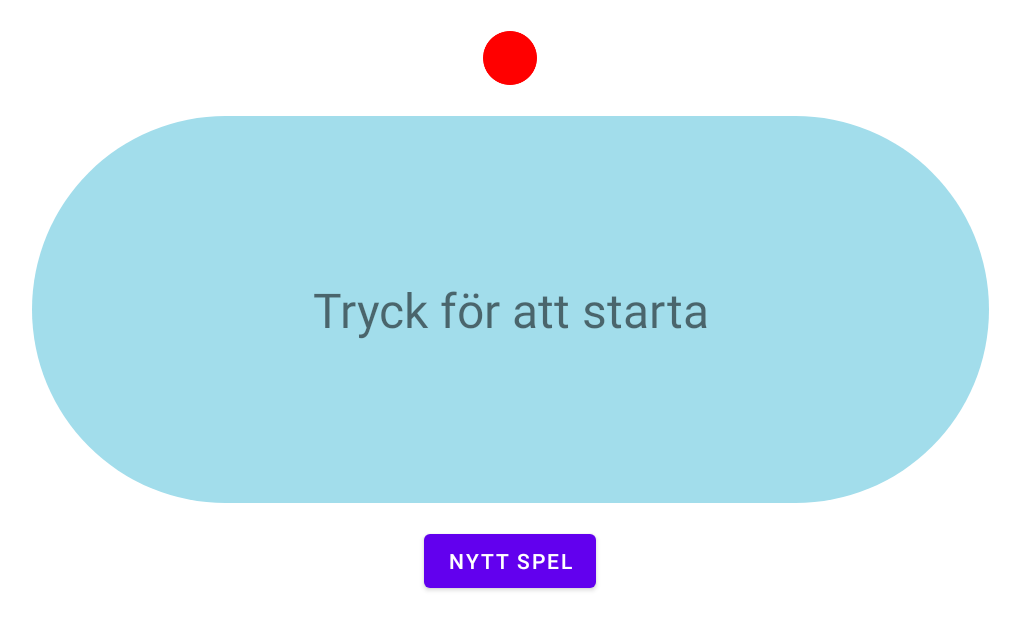
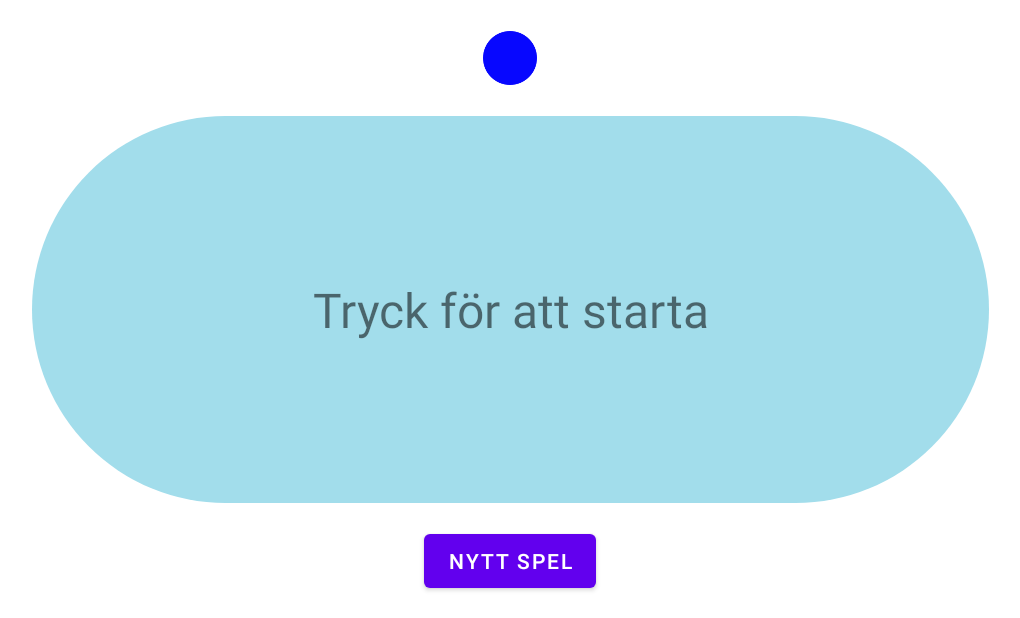
Before and after one commit to Vice2/Charades, an Android app: the GameActivity screen opened directly, with no data from a screen before it, after a tap on "NYTT SPEL", on a phone screen of 824 x 412 dp (held sideways). Shown: the whole screen, without its empty margins (108-1128 px from the left). Run offline under Robolectric (Android 15) with nearby library versions, the phone set to English and light mode, and no system bars; 1 statement that could not run was skipped.

Commit message:
Time adjustments

```diff
--- a/app/src/main/java/se/bashar/charader/GameActivity.kt
+++ b/app/src/main/java/se/bashar/charader/GameActivity.kt
@@ -1,12 +1,13 @@
 package se.bashar.charader
 
+import android.content.Intent
 import android.os.Bundle
 import android.os.CountDownTimer
-import android.os.PersistableBundle
 import android.widget.Button
 import android.widget.ImageView
 import android.widget.TextView
 import androidx.appcompat.app.AppCompatActivity
+import androidx.core.view.isInvisible
 import androidx.core.view.isVisible
 import kotlin.random.Random
 
@@ -20,24 +21,15 @@ class GameActivity : AppCompatActivity() {
 
         lateinit var wordToGuess: String
         val theword = findViewById<TextView>(R.id.thewordTextView)
-        val img = findViewById<ImageView>(R.id.redImageView)
-        var alfa = 0f
-        var dura = 1000
+        val redImg = findViewById<ImageView>(R.id.redImageView)
+        val blueImg = findViewById<ImageView>(R.id.blueImageView)
         val newGameButton = findViewById<Button>(R.id.newGameButton)
 
-        /*
-        fun imgAnime()
-        {
-            img.alpha = alfa
-            img.animate().alpha(1f).duration = dura
-        }
-        */
+        theword.text= "Tryck för att starta"
+        redImg.isVisible = false
+        blueImg.isVisible = true
 
-        theword.text= "Tryck för att starta"
 
-        newGameButton.setOnClickListener {
-
-        }
         theword.setOnClickListener {
             val randomIndex = Random.nextInt(0, WordObject.thewords.size)
             wordToGuess = WordObject.thewords[randomIndex]
@@ -45,27 +37,29 @@ class GameActivity : AppCompatActivity() {
 
             object : CountDownTimer(10000, 1000) {
 
-                val timerTextField = findViewById<TextView>(R.id.textView)
-
+                //val timerTextField = findViewById<TextView>(R.id.textView)
 
                 override fun onTick(millisUntilFinished: Long) {
                     //timerTextField.setText("seconds remaining: " + millisUntilFinished / 1000)
-                    img.alpha = 0f
-                    img.animate().alpha(1f).duration = 1000
+                    blueImg.alpha = 0f
+                    blueImg.animate().alpha(1f).duration = 1000
                 }
 
                 override fun onFinish() {
-                    //timerTextField.setText("done!")
-                    //img.alpha = 0f
-                    //img.animate().alpha(1f).duration = 0
                     theword.text = "Tiden är ute!!"
                     theword.isClickable = false
+                    blueImg.isInvisible = false
+                    redImg.isVisible = true
                 }
             }.start()
         }
 
+        newGameButton.setOnClickListener {
+            val intent = Intent(this, GameActivity::class.java)
+            finish()
+            startActivity(intent)
 
-
+        }
 
     }
 }
--- a/app/src/main/java/se/bashar/charader/TestActivity.kt
+++ b/app/src/main/java/se/bashar/charader/TestActivity.kt
@@ -1,5 +1,6 @@
 package se.bashar.charader
 
+import android.media.MediaPlayer
 import androidx.appcompat.app.AppCompatActivity
 import android.os.Bundle
 import android.os.CountDownTimer
@@ -61,7 +62,9 @@ class TestActivity : AppCompatActivity() {
             val timerTextField = findViewById<TextView>(R.id.textView)
 
             override fun onTick(millisUntilFinished: Long) {
+                val beep = MediaPlayer.create(this@TestActivity, R.raw.beep_2)
 
+                beep.start()
                 timerTextField.setText("seconds remaining: " + millisUntilFinished / 1000)
                 //imgAnime()
             }
--- a/app/src/main/res/layout/activity_game.xml
+++ b/app/src/main/res/layout/activity_game.xml
@@ -30,7 +30,7 @@
         app:layout_constraintHorizontal_bias="0.5"
         app:layout_constraintStart_toStartOf="parent"
         app:layout_constraintTop_toTopOf="parent"
-        app:srcCompat="@drawable/ellipse" />
+        app:srcCompat="@drawable/red_ellipse" />
 
     <Button
         android:id="@+id/newGameButton"
@@ -43,5 +43,15 @@
         app:layout_constraintStart_toStartOf="parent"
         app:layout_constraintTop_toBottomOf="@+id/thewordTextView" />
 
+    <ImageView
+        android:id="@+id/blueImageView"
+        android:layout_width="36dp"
+        android:layout_height="36dp"
+        app:layout_constraintBottom_toTopOf="@+id/thewordTextView"
+        app:layout_constraintEnd_toEndOf="parent"
+        app:layout_constraintStart_toStartOf="parent"
+        app:layout_constraintTop_toTopOf="parent"
+        app:srcCompat="@drawable/blue_ellipse" />
+
 
 </androidx.constraintlayout.widget.ConstraintLayout>
--- a/app/src/main/res/layout/activity_test.xml
+++ b/app/src/main/res/layout/activity_test.xml
@@ -11,7 +11,7 @@
         android:id="@+id/img"
         android:layout_width="150dp"
         android:layout_height="150dp"
-        android:src="@drawable/ellipse"
+        android:src="@drawable/red_ellipse"
         android:layout_gravity="center"
         android:layout_marginTop="150dp"
         android:layout_alignParentTop="true"
```
Also changed, not shown: app/src/main/res/drawable/blue_ellipse.png (added), app/src/main/res/drawable/red_ellipse.png (renamed from app/src/main/res/drawable/ellipse.png), 2 other files.
